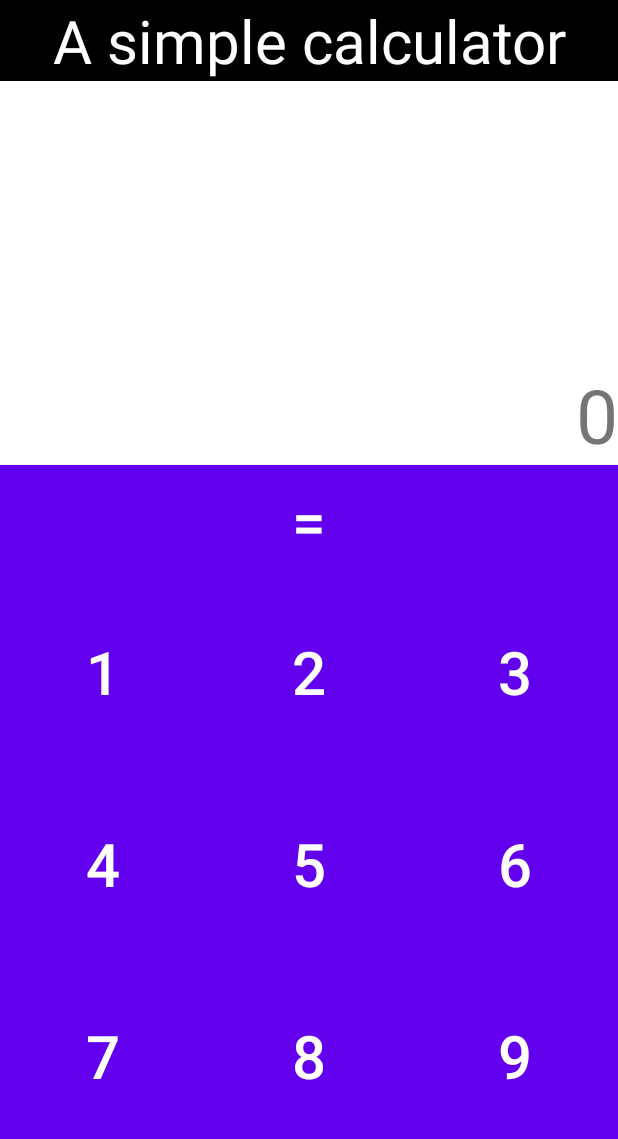
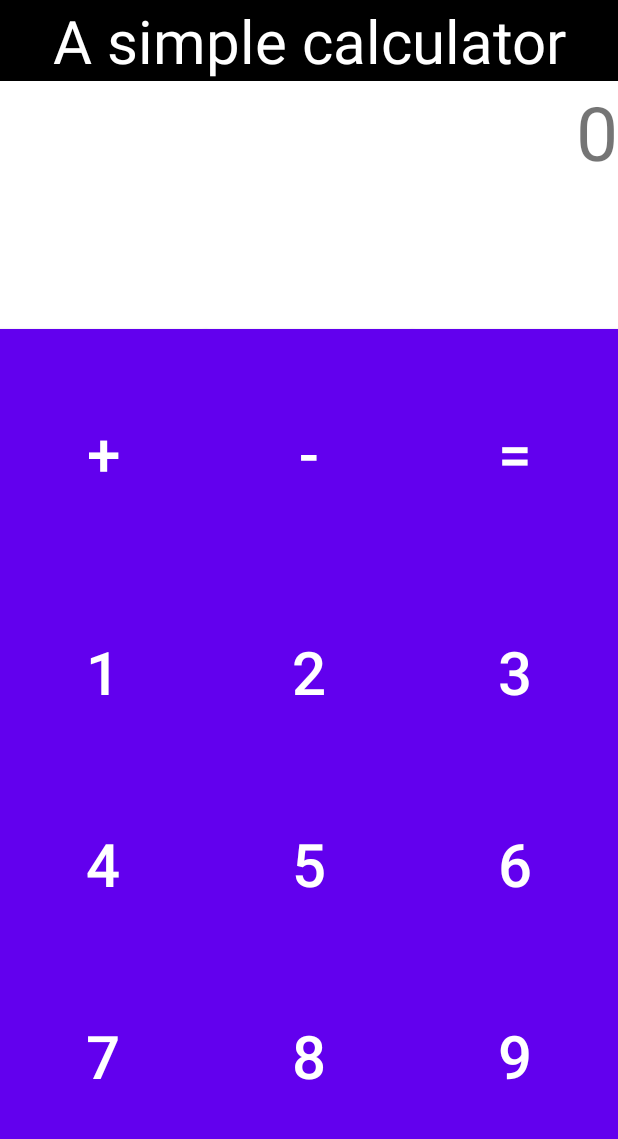
Before and after one commit to ilya-shevtsov/MyCalculator, an Android app: the screen it shows after launch (MainActivity), on a phone screen of 412 x 824 dp, the part 84-1223 px from its top. Run offline under Robolectric (Android 15) with nearby library versions, the phone set to English and light mode, and no system bars.

Commit message:
+ - and calc done

```diff
--- a/app/src/main/res/layout/activity_main.xml
+++ b/app/src/main/res/layout/activity_main.xml
@@ -10,9 +10,8 @@
         android:id="@+id/GuidLineMiddle"
         android:layout_width="wrap_content"
         android:layout_height="wrap_content"
-        app:layout_constraintGuide_percent="0.5"
         android:orientation="horizontal"
-        />
+        app:layout_constraintGuide_percent="0.5" />
 
     <TextView
         android:id="@+id/Title"
@@ -28,28 +27,55 @@
 
     <TextView
         android:id="@+id/ResultID"
+        android:layout_width="0dp"
+        android:layout_height="0dp"
+        android:textAlignment="viewEnd"
         android:text="@string/Result"
         android:textSize="50sp"
-        android:gravity="end"
-        android:layout_width="match_parent"
-        android:layout_height="wrap_content"
-        app:layout_constraintBottom_toTopOf="@+id/Calculate"
+        app:layout_constraintBottom_toTopOf="@+id/Sum"
+        app:layout_constraintEnd_toEndOf="parent"
         app:layout_constraintStart_toStartOf="parent"
-        app:layout_constraintEnd_toEndOf="parent"
+        app:layout_constraintTop_toBottomOf="@+id/Title"
 
         />
 
     <Button
+        android:id="@+id/Sum"
+        android:layout_width="0dp"
+        android:layout_height="0dp"
+        android:background="@color/black"
+        android:text="@string/Sum"
+        android:textSize="40sp"
+        app:layout_constraintBottom_toTopOf="@+id/One"
+        app:layout_constraintEnd_toStartOf="@+id/Minus"
+        app:layout_constraintStart_toStartOf="parent"
+        app:layout_constraintTop_toBottomOf="@id/ResultID"
+       />
+
+    <Button
+        android:id="@+id/Minus"
+        android:layout_width="0dp"
+        android:layout_height="0dp"
+        android:background="@color/black"
+        android:text="@string/Minus"
+        android:textSize="40sp"
+        app:layout_constraintBottom_toBottomOf="@id/Sum"
+        app:layout_constraintEnd_toStartOf="@+id/Calculate"
+        app:layout_constraintStart_toEndOf="@+id/Sum"
+        app:layout_constraintTop_toTopOf="@id/Sum" />
+
+    <Button
         android:id="@+id/Calculate"
+        android:layout_width="0dp"
+        android:layout_height="0dp"
+        android:background="@color/black"
         android:text="@string/Calculate"
         android:textSize="40sp"
-        android:layout_width="match_parent"
-        android:layout_height="wrap_content"
-        app:layout_constraintBottom_toTopOf="@+id/One"
-        app:layout_constraintStart_toStartOf="parent"
+        app:layout_constraintBottom_toBottomOf="@id/Sum"
         app:layout_constraintEnd_toEndOf="parent"
-        android:background="@color/black"
-        />
+        app:layout_constraintStart_toEndOf="@+id/Minus"
+        app:layout_constraintTop_toTopOf="@id/Sum" />
+
     <Button
         android:id="@+id/One"
         android:layout_width="0dp"
@@ -131,10 +157,10 @@
         android:background="@color/black"
         android:text="@string/Seven"
         android:textSize="40sp"
+        app:layout_constraintBottom_toBottomOf="parent"
         app:layout_constraintEnd_toStartOf="@+id/Two"
         app:layout_constraintStart_toStartOf="parent"
-        app:layout_constraintTop_toBottomOf="@+id/Four"
-        app:layout_constraintBottom_toBottomOf="parent"/>
+        app:layout_constraintTop_toBottomOf="@+id/Four" />
 
     <Button
         android:id="@+id/Eight"
--- a/app/src/main/res/values/strings.xml
+++ b/app/src/main/res/values/strings.xml
@@ -12,5 +12,7 @@
     <string name="Eight">8</string>
     <string name="Nine">9</string>
     <string name="Calculate">=</string>
+    <string name="Sum">+</string>
+    <string name="Minus">-</string>
 
 </resources>
```
